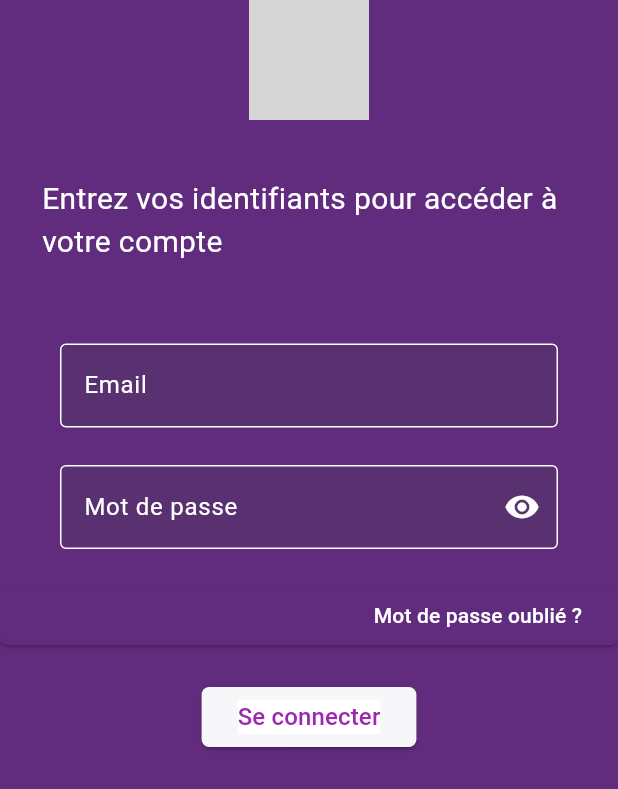
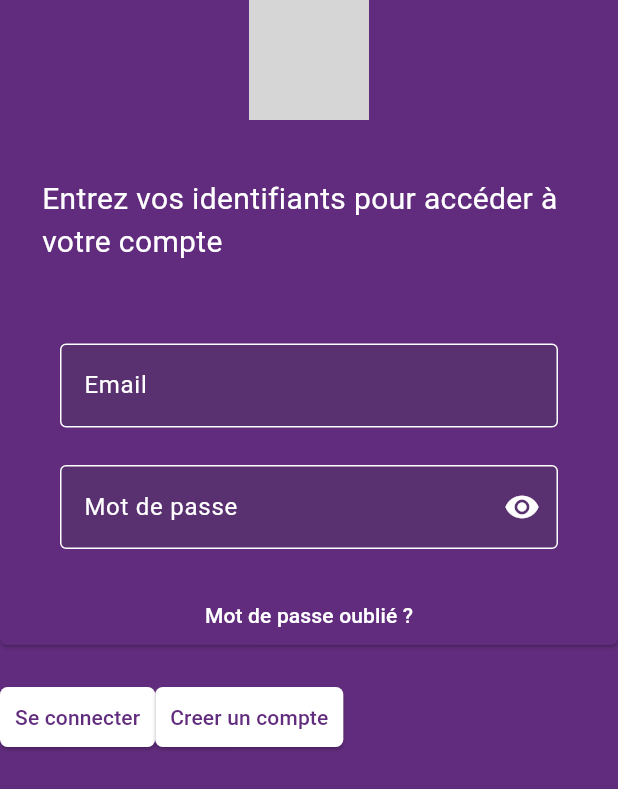
Before and after one commit to Rama49/Niefeko, a Flutter app: the screen it shows after launch, after a tap on "Avez-vous déjà un compte? Se connecter", on a phone screen of 412 x 824 dp. Shown: the top 789 px of the screen. Run offline on Flutter 3.47's test engine with Material 3 defaults, Android fonts, the phone set to English and light mode, and no system bars; our stand-ins replace carousel_slider, cloud_firestore, firebase_auth, firebase_core, fluttertoast; accounts and stored records are empty; grey boxes are pictures that could not be loaded.

Commit message:
regler la page connexion

```diff
--- a/lib/Pages/Connexion/conexion.dart
+++ b/lib/Pages/Connexion/conexion.dart
@@ -2,6 +2,7 @@ import 'package:firebase_auth/firebase_auth.dart';
 import 'package:flutter/material.dart';
 import 'package:fluttertoast/fluttertoast.dart';
 import 'package:niefeko/Components/Recherche/recherche.dart';
+import 'package:niefeko/Pages/Inscription/inscription.dart';
 
 class connexion extends StatefulWidget {
   const connexion({Key? key}) : super(key: key);
@@ -169,10 +170,10 @@ class _connexionState extends State<connexion> {
                       ),
                       child: Container(
                           child: Row(
-                              mainAxisAlignment: MainAxisAlignment.end,
+                              mainAxisAlignment: MainAxisAlignment.spaceAround,
                               children: [
                                 Align(
-                                    alignment: Alignment.bottomRight,
+                                    // alignment: Alignment.bottomRight,
                                     child: Text(
                                       "Mot de passe oublié ?",
                                       style: TextStyle(
@@ -185,7 +186,8 @@ class _connexionState extends State<connexion> {
                     SizedBox(
                       height: 20,
                     ),
-                    ElevatedButton(
+                    Row(children: [
+                       ElevatedButton(
                       onPressed: () {
                         // Vérifiez la validation du formulaire avant de se connecter
                         if (_formKey.currentState!.validate()) {
@@ -193,7 +195,9 @@ class _connexionState extends State<connexion> {
                         }
                       },
                       style: ElevatedButton.styleFrom(
-                        backgroundColor: Color.fromARGB(255, 247, 246, 248),
+                        backgroundColor: Colors.white,
+                        padding: EdgeInsets.symmetric(
+                            horizontal: 10, vertical: 10),
                         shape: RoundedRectangleBorder(
                           borderRadius: BorderRadius.circular(5),
                         ),
@@ -201,14 +205,35 @@ class _connexionState extends State<connexion> {
                       child: const Text(
                         "Se connecter",
                         style: TextStyle(
-                          fontSize: 16.0,
-                          backgroundColor: Colors.white,
-                          color: Colors.purple,
+                          fontSize: 14,
+                          color: Color(0xFF612C7D),
                         ),
                       ),
                     ),
-                    SizedBox(height: 20),
-                    SizedBox(height: 10),
+                    // SizedBox(height: 20),
+                    // SizedBox(height: 10),
+                       ElevatedButton(
+                      onPressed: () {
+                        Navigator.push(
+                          context,
+                          MaterialPageRoute(
+                              builder: (context) => inscription()),
+                        );
+                      },
+                      style: ElevatedButton.styleFrom(
+                        backgroundColor: Colors.white,
+                        padding: EdgeInsets.symmetric(
+                            horizontal: 10, vertical: 10),
+                        shape: RoundedRectangleBorder(
+                            borderRadius: BorderRadius.circular(5)),
+                      ),
+                      child: Text(
+                        "Creer un compte",
+                        style: TextStyle(fontSize: 14, color: Color(0xFF612C7D)),
+                      ),
+                    ),
+
+                    ]),
                   ],
                 ),
               ),
--- a/lib/Pages/Inscription/inscription.dart
+++ b/lib/Pages/Inscription/inscription.dart
@@ -32,7 +32,8 @@ class _inscriptionState extends State<inscription> {
 
   @override
   Widget build(BuildContext context) {
-    return SingleChildScrollView(
+    return Scaffold(
+      body: SingleChildScrollView(
         child: Container(
           color: Color(0xFF612C7D),
           child: Container(
@@ -233,6 +234,7 @@ class _inscriptionState extends State<inscription> {
             ),
           ),
         ),
+      ),
     );
   }
 
--- a/lib/Components/Carte/Recherche/recherche.dart
+++ b/lib/Pages/Recherche/recherche.dart
@@ -2,8 +2,6 @@ import 'package:carousel_slider/carousel_slider.dart';
 import 'package:flutter/material.dart';
 import 'package:firebase_auth/firebase_auth.dart';
 import 'package:fluttertoast/fluttertoast.dart';
-import 'package:niefeko/Components/Carte/Navbar/menu.dart';
-import 'package:niefeko/Components/Category/Categorie.dart';
 import 'package:niefeko/Components/Category/CategorieHeader.dart';
 import 'package:niefeko/Reutilisable/buttonReu.dart';
 import 'package:niefeko/Reutilisable/carteReu.dart';
@@ -211,7 +209,7 @@ class _searchState extends State<search> {
                       );
                     },
                     style: ElevatedButton.styleFrom(
-                      backgroundColor: Color(0xFF612C7D),
+                      backgroundColor: Color.fromARGB(255, 198, 6, 6),
                       shape: RoundedRectangleBorder(
                         borderRadius: BorderRadius.circular(5),
                       ),
```
Lines whose indentation alone changed are shown as unchanged.
